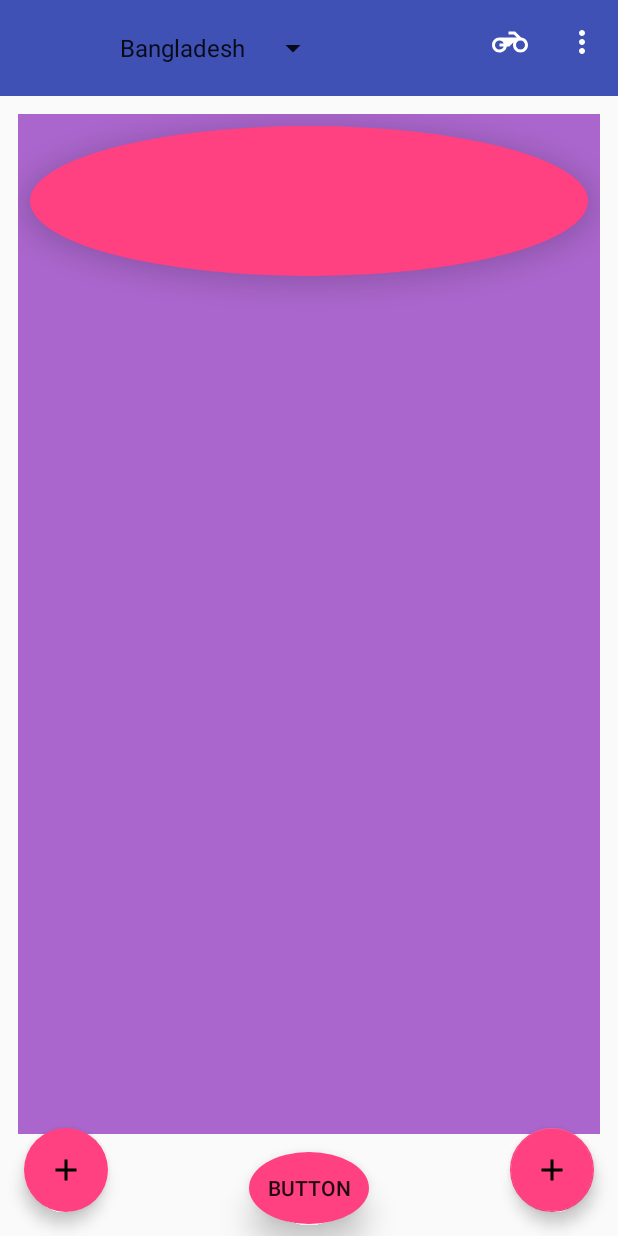
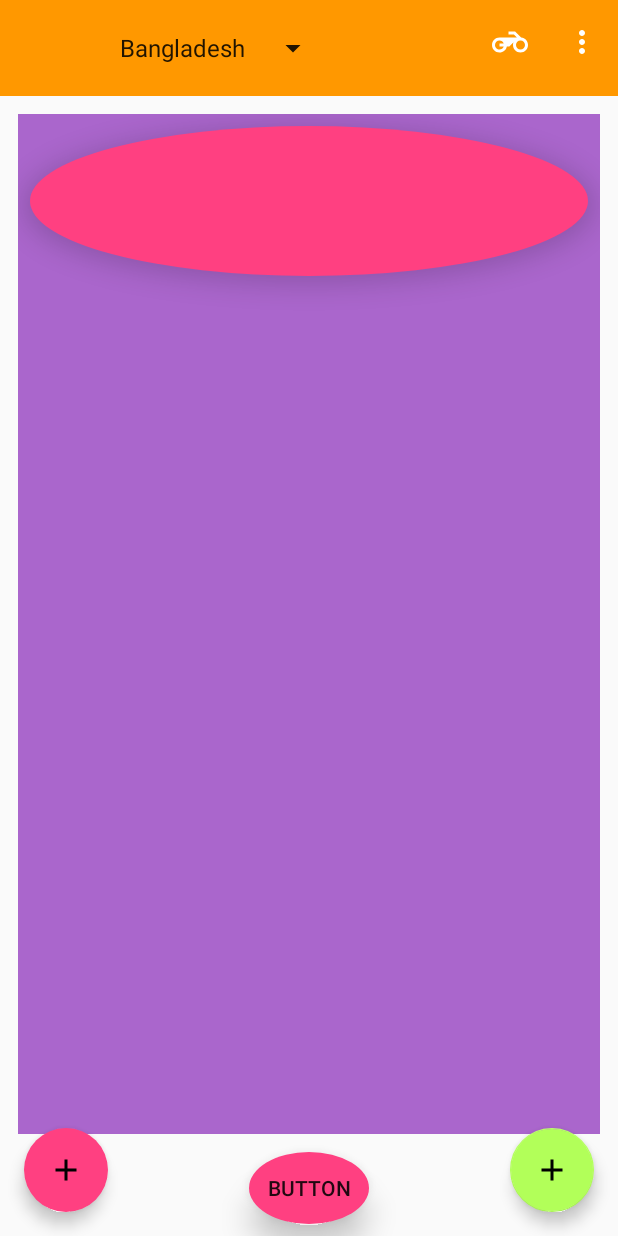
Before and after one commit to farhanarnob/MaterialDesign, an Android app: the screen it shows after launch (MainActivity), on a phone screen of 412 x 824 dp. Run offline under Robolectric (Android 15) with nearby library versions, the phone set to English and light mode, and no system bars.

Commit message:
Change primary, accent etc color

```diff
--- a/app/src/main/res/values/colors.xml
+++ b/app/src/main/res/values/colors.xml
@@ -3,4 +3,8 @@
     <color name="colorPrimary">#3F51B5</color>
     <color name="colorPrimaryDark">#303F9F</color>
     <color name="colorAccent">#FF4081</color>
+    <color name="orange_300">#FFB74D</color>
+    <color name="orange_500">#FF9800</color>
+    <color name="orange_700">#F57C00</color>
+    <color name="light_green_a200">#B2FF59</color>
 </resources>
--- a/app/src/main/res/values/styles.xml
+++ b/app/src/main/res/values/styles.xml
@@ -3,9 +3,9 @@
     <!-- Base application theme. -->
     <style name="AppTheme" parent="Theme.AppCompat.Light.NoActionBar">
         <!-- Customize your theme here. -->
-        <item name="colorPrimary">@color/colorPrimary</item>
-        <item name="colorPrimaryDark">@color/colorPrimaryDark</item>
-        <item name="colorAccent">@color/colorAccent</item>
+        <item name="colorPrimary">@color/orange_500</item>
+        <item name="colorPrimaryDark">@color/orange_700</item>
+        <item name="colorAccent">@color/light_green_a200</item>
     </style>
 
     <style name="textAppear" parent="@android:style/TextAppearance">
```
